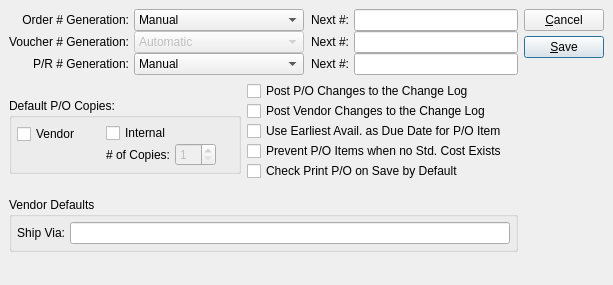
Before: the Qt Designer form xtuple/trunk/guiclient/configurePO.ui in WooodHead/xtuple, drawn with Qt 5.
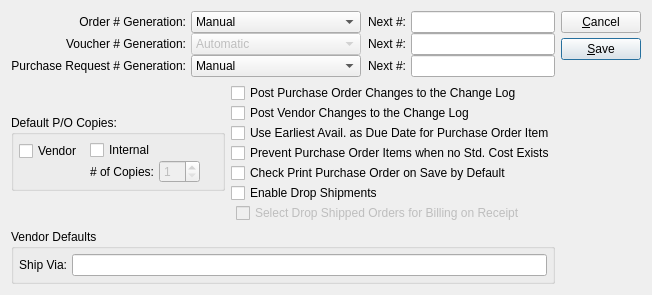
After: the same form once the commit is applied. Custom widgets are drawn as their Qt base class.

Commit message: issue #9062:  UI changes to support Drop Ship Purchasing.  Commented out code that would break compile until it is re-written.

What changed in the file:
```diff
--- a/xtuple/trunk/guiclient/configurePO.ui
+++ b/xtuple/trunk/guiclient/configurePO.ui
@@ -8,68 +8,53 @@
 is available at www.xtuple.com/CPAL.  By using this software, you agree
 to be bound by its terms.</comment>
  <class>configurePO</class>
- <widget class="QDialog" name="configurePO" >
-  <property name="geometry" >
+ <widget class="QDialog" name="configurePO">
+  <property name="geometry">
    <rect>
     <x>0</x>
     <y>0</y>
-    <width>612</width>
-    <height>285</height>
+    <width>620</width>
+    <height>280</height>
    </rect>
   </property>
   <property name="windowTitle" >
    <string>P/O Module Configuration</string>
   </property>
-  <layout class="QHBoxLayout" >
-   <property name="margin" >
-    <number>9</number>
-   </property>
-   <property name="spacing" >
-    <number>6</number>
-   </property>
-   <item>
-    <layout class="QVBoxLayout" >
-     <property name="margin" >
+  <layout class="QGridLayout" name="gridLayout">
+   <item row="0" column="0">
+    <layout class="QVBoxLayout">
+     <property name="spacing">
       <number>0</number>
      </property>
-     <property name="spacing" >
+     <property name="margin">
       <number>0</number>
      </property>
      <item>
-      <layout class="QVBoxLayout" >
-       <property name="margin" >
-        <number>0</number>
-       </property>
-       <property name="spacing" >
+      <layout class="QVBoxLayout">
+       <property name="spacing">
         <number>6</number>
        </property>
        <item>
-        <layout class="QHBoxLayout" >
-         <property name="margin" >
-          <number>0</number>
-         </property>
-         <property name="spacing" >
+        <layout class="QHBoxLayout">
+         <property name="spacing">
           <number>7</number>
          </property>
          <item>
-          <layout class="QHBoxLayout" >
-           <property name="margin" >
-            <number>0</number>
-           </property>
-           <property name="spacing" >
+          <layout class="QHBoxLayout">
+           <property name="spacing">
             <number>5</number>
            </property>
            <item>
-            <layout class="QVBoxLayout" >
-             <property name="margin" >
+            <layout class="QVBoxLayout">
+             <property name="spacing">
               <number>0</number>
              </property>
              <property name="spacing" >
               <number>0</number>
              </property>
              <item>
-              <widget class="QLabel" name="_orderNumGenerationLit" >
-               <property name="text" >
+              <widget class="QLabel" name="_orderNumGenerationLit">
+               <property name="text">
                 <string>Order # Generation:</string>
                </property>
                <property name="alignment" >
@@ -81,8 +66,8 @@
               </widget>
              </item>
              <item>
-              <widget class="QLabel" name="_voucherNumGenerationLit" >
-               <property name="text" >
+              <widget class="QLabel" name="_voucherNumGenerationLit">
+               <property name="text">
                 <string>Voucher # Generation:</string>
                </property>
                <property name="alignment" >
@@ -94,9 +79,9 @@
               </widget>
              </item>
              <item>
-              <widget class="QLabel" name="_prNumberGenerationLit" >
-               <property name="text" >
-                <string>P/R # Generation:</string>
+              <widget class="QLabel" name="_prNumberGenerationLit">
+               <property name="text">
+                <string>Purchase Request # Generation:</string>
                </property>
                <property name="alignment" >
                 <set>Qt::AlignRight|Qt::AlignTrailing|Qt::AlignVCenter</set>
@@ -109,19 +94,17 @@
             </layout>
            </item>
            <item>
-            <layout class="QVBoxLayout" >
-             <property name="margin" >
+            <layout class="QVBoxLayout">
+             <property name="spacing">
               <number>0</number>
              </property>
-             <property name="spacing" >
+             <property name="margin">
               <number>0</number>
              </property>
              <item>
-              <widget class="QComboBox" name="_orderNumGeneration" >
-               <property name="sizePolicy" >
-                <sizepolicy>
-                 <hsizetype>1</hsizetype>
-                 <vsizetype>0</vsizetype>
+              <widget class="QComboBox" name="_orderNumGeneration">
+               <property name="sizePolicy">
+                <sizepolicy hsizetype="Minimum" vsizetype="Fixed">
                  <horstretch>0</horstretch>
                  <verstretch>0</verstretch>
                 </sizepolicy>
@@ -144,14 +127,12 @@
               </widget>
              </item>
              <item>
-              <widget class="QComboBox" name="_voucherNumGeneration" >
-               <property name="enabled" >
+              <widget class="QComboBox" name="_voucherNumGeneration">
+               <property name="enabled">
                 <bool>false</bool>
                </property>
-               <property name="sizePolicy" >
-                <sizepolicy>
-                 <hsizetype>1</hsizetype>
-                 <vsizetype>0</vsizetype>
+               <property name="sizePolicy">
+                <sizepolicy hsizetype="Minimum" vsizetype="Fixed">
                  <horstretch>0</horstretch>
                  <verstretch>0</verstretch>
                 </sizepolicy>
@@ -164,11 +145,9 @@
               </widget>
              </item>
              <item>
-              <widget class="QComboBox" name="_prNumberGeneration" >
-               <property name="sizePolicy" >
-                <sizepolicy>
-                 <hsizetype>1</hsizetype>
-                 <vsizetype>0</vsizetype>
+              <widget class="QComboBox" name="_prNumberGeneration">
+               <property name="sizePolicy">
+                <sizepolicy hsizetype="Minimum" vsizetype="Fixed">
                  <horstretch>0</horstretch>
                  <verstretch>0</verstretch>
                 </sizepolicy>
@@ -195,24 +174,21 @@
           </layout>
          </item>
          <item>
-          <layout class="QHBoxLayout" >
-           <property name="margin" >
-            <number>0</number>
-           </property>
-           <property name="spacing" >
+          <layout class="QHBoxLayout">
+           <property name="spacing">
             <number>5</number>
            </property>
            <item>
-            <layout class="QVBoxLayout" >
-             <property name="margin" >
+            <layout class="QVBoxLayout">
+             <property name="spacing">
               <number>0</number>
              </property>
              <property name="spacing" >
               <number>0</number>
              </property>
              <item>
-              <widget class="QLabel" name="_nextSoNumberLit" >
-               <property name="text" >
+              <widget class="QLabel" name="_nextSoNumberLit">
+               <property name="text">
                 <string>Next #:</string>
                </property>
                <property name="alignment" >
@@ -224,8 +200,8 @@
               </widget>
              </item>
              <item>
-              <widget class="QLabel" name="_nextSoNumberLit_2" >
-               <property name="text" >
+              <widget class="QLabel" name="_nextSoNumberLit_2">
+               <property name="text">
                 <string>Next #:</string>
                </property>
                <property name="alignment" >
@@ -237,8 +213,8 @@
               </widget>
              </item>
              <item>
-              <widget class="QLabel" name="_nextSoNumberLit_3" >
-               <property name="text" >
+              <widget class="QLabel" name="_nextSoNumberLit_3">
+               <property name="text">
                 <string>Next #:</string>
                </property>
                <property name="alignment" >
@@ -252,21 +228,21 @@
             </layout>
            </item>
            <item>
-            <layout class="QVBoxLayout" >
-             <property name="margin" >
+            <layout class="QVBoxLayout">
+             <property name="spacing">
               <number>0</number>
              </property>
-             <property name="spacing" >
+             <property name="margin">
               <number>0</number>
              </property>
              <item>
-              <widget class="XLineEdit" name="_nextPoNumber" />
+              <widget class="XLineEdit" name="_nextPoNumber"/>
              </item>
              <item>
-              <widget class="XLineEdit" name="_nextVcNumber" />
+              <widget class="XLineEdit" name="_nextVcNumber"/>
              </item>
              <item>
-              <widget class="XLineEdit" name="_nextPrNumber" />
+              <widget class="XLineEdit" name="_nextPrNumber"/>
              </item>
             </layout>
            </item>
@@ -275,19 +251,14 @@
         </layout>
        </item>
        <item>
-        <layout class="QHBoxLayout" >
-         <property name="margin" >
-          <number>0</number>
-         </property>
-         <property name="spacing" >
+        <layout class="QHBoxLayout">
+         <property name="spacing">
           <number>6</number>
          </property>
          <item>
-          <widget class="QGroupBox" name="_poGroup" >
-           <property name="sizePolicy" >
-            <sizepolicy>
-             <hsizetype>1</hsizetype>
-             <vsizetype>0</vsizetype>
+          <widget class="QGroupBox" name="_poGroup">
+           <property name="sizePolicy">
+            <sizepolicy hsizetype="Minimum" vsizetype="Fixed">
              <horstretch>0</horstretch>
              <verstretch>0</verstretch>
             </sizepolicy>
@@ -295,24 +266,24 @@
            <property name="title" >
             <string>Default P/O Copies:</string>
            </property>
-           <layout class="QHBoxLayout" >
-            <property name="margin" >
-             <number>5</number>
-            </property>
-            <property name="spacing" >
+           <layout class="QHBoxLayout">
+            <property name="spacing">
              <number>7</number>
             </property>
+            <property name="margin">
+             <number>5</number>
+            </property>
             <item>
-             <layout class="QVBoxLayout" >
-              <property name="margin" >
+             <layout class="QVBoxLayout">
+              <property name="spacing">
                <number>0</number>
               </property>
-              <property name="spacing" >
+              <property name="margin">
                <number>0</number>
               </property>
               <item>
-               <widget class="QCheckBox" name="_vendorCopy" >
-                <property name="text" >
+               <widget class="QCheckBox" name="_vendorCopy">
+                <property name="text">
                  <string>Vendor</string>
                 </property>
                </widget>
@@ -336,42 +307,40 @@
              </layout>
             </item>
             <item>
-             <layout class="QVBoxLayout" >
-              <property name="margin" >
+             <layout class="QVBoxLayout">
+              <property name="spacing">
                <number>0</number>
               </property>
               <property name="spacing" >
                <number>0</number>
               </property>
               <item>
-               <widget class="QCheckBox" name="_internalCopy" >
-                <property name="text" >
+               <widget class="QCheckBox" name="_internalCopy">
+                <property name="text">
                  <string>Internal</string>
                 </property>
                </widget>
               </item>
               <item>
-               <layout class="QHBoxLayout" >
-                <property name="margin" >
+               <layout class="QHBoxLayout">
+                <property name="spacing">
                  <number>0</number>
                 </property>
-                <property name="spacing" >
+                <property name="margin">
                  <number>0</number>
                 </property>
                 <item>
-                 <layout class="QHBoxLayout" >
-                  <property name="margin" >
-                   <number>0</number>
-                  </property>
-                  <property name="spacing" >
+                 <layout class="QHBoxLayout">
+                  <property name="spacing">
                    <number>5</number>
                   </property>
+                  <property name="margin">
+                   <number>0</number>
+                  </property>
                   <item>
-                   <widget class="QLabel" name="_numOfCopiesLit" >
-                    <property name="sizePolicy" >
-                     <sizepolicy>
-                      <hsizetype>1</hsizetype>
-                      <vsizetype>1</vsizetype>
+                   <widget class="QLabel" name="_numOfCopiesLit">
+                    <property name="sizePolicy">
+                     <sizepolicy hsizetype="Minimum" vsizetype="Minimum">
                       <horstretch>0</horstretch>
                       <verstretch>0</verstretch>
                      </sizepolicy>
@@ -388,8 +357,8 @@
                    </widget>
                   </item>
                   <item>
-                   <widget class="QSpinBox" name="_numOfCopies" >
-                    <property name="enabled" >
+                   <widget class="QSpinBox" name="_numOfCopies">
+                    <property name="enabled">
                      <bool>false</bool>
                     </property>
                     <property name="minimum" >
@@ -423,48 +392,85 @@
           </widget>
          </item>
          <item>
-          <layout class="QVBoxLayout" >
-           <property name="margin" >
+          <layout class="QVBoxLayout">
+           <property name="spacing">
             <number>0</number>
            </property>
-           <property name="spacing" >
+           <property name="margin">
             <number>0</number>
            </property>
            <item>
-            <widget class="QCheckBox" name="_poChangeLog" >
-             <property name="text" >
-              <string>Post P/O Changes to the Change Log</string>
+            <widget class="QCheckBox" name="_poChangeLog">
+             <property name="text">
+              <string>Post Purchase Order Changes to the Change Log</string>
              </property>
             </widget>
            </item>
            <item>
-            <widget class="QCheckBox" name="_vendorChangeLog" >
-             <property name="text" >
+            <widget class="QCheckBox" name="_vendorChangeLog">
+             <property name="text">
               <string>Post Vendor Changes to the Change Log</string>
              </property>
             </widget>
            </item>
            <item>
-            <widget class="QCheckBox" name="_earliestPO" >
-             <property name="text" >
-              <string>Use Earliest Avail. as Due Date for P/O Item</string>
+            <widget class="QCheckBox" name="_earliestPO">
+             <property name="text">
+              <string>Use Earliest Avail. as Due Date for Purchase Order Item</string>
              </property>
             </widget>
            </item>
            <item>
-            <widget class="QCheckBox" name="_requirePoitemStdCost" >
-             <property name="text" >
-              <string>Prevent P/O Items when no Std. Cost Exists</string>
+            <widget class="QCheckBox" name="_requirePoitemStdCost">
+             <property name="text">
+              <string>Prevent Purchase Order Items when no Std. Cost Exists</string>
              </property>
             </widget>
            </item>
            <item>
-            <widget class="QCheckBox" name="_printPO" >
-             <property name="text" >
-              <string>Check Print P/O on Save by Default</string>
+            <widget class="QCheckBox" name="_printPO">
+             <property name="text">
+              <string>Check Print Purchase Order on Save by Default</string>
              </property>
             </widget>
            </item>
+           <item>
+            <widget class="QCheckBox" name="_enableDropShip">
+             <property name="text">
+              <string>Enable Drop Shipments</string>
+             </property>
+            </widget>
+           </item>
+           <item>
+            <layout class="QHBoxLayout" name="horizontalLayout">
+             <item>
+              <spacer name="horizontalSpacer">
+               <property name="orientation">
+                <enum>Qt::Horizontal</enum>
+               </property>
+               <property name="sizeType">
+                <enum>QSizePolicy::Fixed</enum>
+               </property>
+               <property name="sizeHint" stdset="0">
+                <size>
+                 <width>5</width>
+                 <height>20</height>
+                </size>
+               </property>
+              </spacer>
+             </item>
+             <item>
+              <widget class="QCheckBox" name="_billDropShip">
+               <property name="enabled">
+                <bool>false</bool>
+               </property>
+               <property name="text">
+                <string>Select Drop Shipped Orders for Billing on Receipt</string>
+               </property>
+              </widget>
+             </item>
+            </layout>
+           </item>
            <item>
             <spacer>
              <property name="orientation" >
@@ -486,20 +492,20 @@
         </layout>
        </item>
        <item>
-        <widget class="QGroupBox" name="_vendorDefaultsGroup" >
-         <property name="title" >
+        <widget class="QGroupBox" name="_vendorDefaultsGroup">
+         <property name="title">
           <string>Vendor Defaults</string>
          </property>
-         <layout class="QHBoxLayout" >
-          <property name="margin" >
+         <layout class="QHBoxLayout">
+          <property name="spacing">
            <number>5</number>
           </property>
-          <property name="spacing" >
+          <property name="margin">
            <number>5</number>
           </property>
           <item>
-           <widget class="QLabel" name="_defaultShipViaLit" >
-            <property name="text" >
+           <widget class="QLabel" name="_defaultShipViaLit">
+            <property name="text">
              <string>Ship Via:</string>
             </property>
             <property name="alignment" >
@@ -511,7 +517,7 @@
            </widget>
           </item>
           <item>
-           <widget class="XLineEdit" name="_defaultShipVia" />
+           <widget class="XLineEdit" name="_defaultShipVia"/>
           </item>
          </layout>
         </widget>
@@ -536,24 +542,24 @@
      </item>
     </layout>
    </item>
-   <item>
-    <layout class="QVBoxLayout" >
-     <property name="margin" >
-      <number>0</number>
-     </property>
-     <property name="spacing" >
+   <item row="0" column="1">
+    <layout class="QVBoxLayout">
+     <property name="spacing">
       <number>5</number>
      </property>
+     <property name="margin">
+      <number>0</number>
+     </property>
      <item>
-      <widget class="QPushButton" name="_close" >
-       <property name="text" >
+      <widget class="QPushButton" name="_close">
+       <property name="text">
         <string>&amp;Cancel</string>
        </property>
       </widget>
      </item>
      <item>
-      <widget class="QPushButton" name="_save" >
-       <property name="text" >
+      <widget class="QPushButton" name="_save">
+       <property name="text">
         <string>&amp;Save</string>
        </property>
        <property name="default" >
@@ -581,7 +587,7 @@
    </item>
   </layout>
  </widget>
- <layoutdefault spacing="6" margin="11" />
+ <layoutdefault spacing="6" margin="11"/>
  <pixmapfunction>qPixmapFromMimeSource</pixmapfunction>
  <customwidgets>
   <customwidget>
```
Left out of the diff: 137 changed lines with no effect on the pictures. The commit also changes 11 other files.
